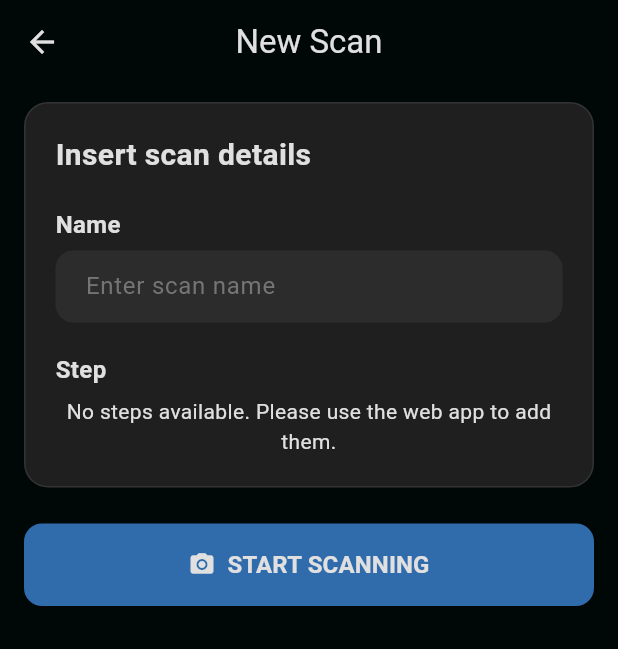
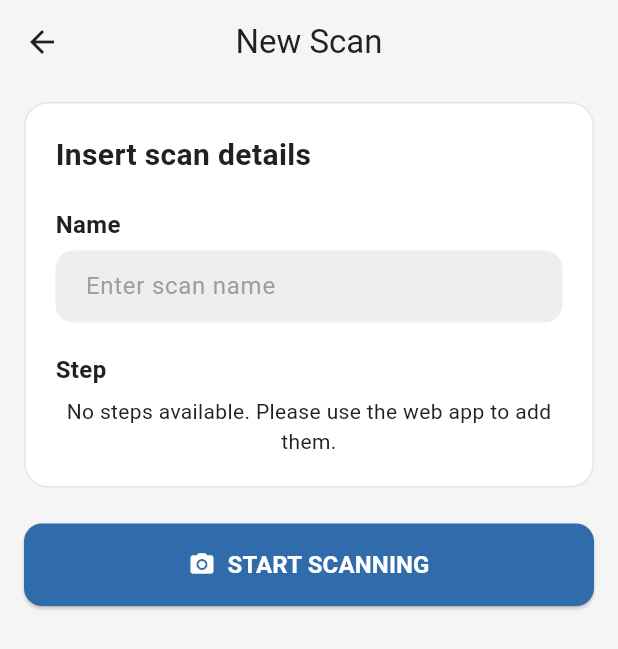
Before and after one commit to tomdevnut/pmdscomputervision, a Flutter app: the screen it shows once a user with an empty profile is signed in, after a tap on the "add" icon, on a phone screen of 412 x 824 dp. Shown: the top 649 px of the screen. Run offline on Flutter 3.47's test engine with Material 3 defaults, Android fonts, the phone set to English and light mode, and no system bars; our stand-ins replace cloud_firestore, file_picker, firebase_auth, firebase_core, firebase_messaging, firebase_storage and 1 more; missing offline and left inert: dart:js_interop, dart:ui_web; accounts and stored records are empty; network calls fail.

Commit message:
Update project paths and refactor color usage for improved UI consistency

```diff
--- a/src/flutter/cad_match/lib/main.dart
+++ b/src/flutter/cad_match/lib/main.dart
@@ -74,7 +74,7 @@ class MyApp extends StatelessWidget {
     return MaterialApp(
       title: 'CADmatch',
       debugShowCheckedModeBanner: false,
-      theme: ThemeData.dark(),
+      theme: ThemeData.light(),
       home: StreamBuilder<User?>(
         stream: FirebaseAuth.instance.authStateChanges(),
         builder: (context, snapshot) {
--- a/src/flutter/cad_match/lib/screens/forgot_password_page.dart
+++ b/src/flutter/cad_match/lib/screens/forgot_password_page.dart
@@ -65,7 +65,7 @@ class _ForgotPasswordPageState extends State<ForgotPasswordPage> {
           SnackBar(
             content: Text(
               message,
-              style: const TextStyle(color: AppColors.textPrimary),
+              style: const TextStyle(color: AppColors.buttonText),
             ),
             backgroundColor: AppColors.error,
             behavior: SnackBarBehavior.floating,
@@ -149,7 +149,7 @@ class _ForgotPasswordPageState extends State<ForgotPasswordPage> {
                   TextFormField(
                     controller: _emailController,
                     keyboardType: TextInputType.emailAddress,
-                    style: const TextStyle(color: Colors.white),
+                    style: const TextStyle(color: AppColors.textPrimary),
                     cursorColor: AppColors.primary,
                     onFieldSubmitted: (_) => _sendPasswordResetEmail(),
                     decoration: _inputDecoration('Email'),
--- a/src/flutter/cad_match/lib/screens/login_page.dart
+++ b/src/flutter/cad_match/lib/screens/login_page.dart
@@ -43,7 +43,7 @@ class _LoginPageState extends State<LoginPage> {
           SnackBar(
             content: const Text(
               'Login successful!',
-              style: TextStyle(color: AppColors.textPrimary),
+              style: TextStyle(color: AppColors.buttonText),
             ),
             backgroundColor: AppColors.success,
             behavior: SnackBarBehavior.floating,
@@ -73,7 +73,7 @@ class _LoginPageState extends State<LoginPage> {
           SnackBar(
             content: Text(
               message,
-              style: const TextStyle(color: AppColors.textPrimary),
+              style: const TextStyle(color: AppColors.buttonText),
             ),
             backgroundColor: AppColors.error,
             behavior: SnackBarBehavior.floating,
@@ -159,7 +159,7 @@ class _LoginPageState extends State<LoginPage> {
                   TextFormField(
                     controller: _emailController,
                     keyboardType: TextInputType.emailAddress,
-                      style: const TextStyle(color: Colors.white),
+                    style: const TextStyle(color: AppColors.textPrimary),
                     cursorColor: AppColors.primary,
                     onFieldSubmitted: (_) => _signIn(),
                     decoration: _inputDecoration('Email'),
@@ -178,7 +178,7 @@ class _LoginPageState extends State<LoginPage> {
                   TextFormField(
                     controller: _passwordController,
                     obscureText: true,
-                      style: const TextStyle(color: Colors.white),
+                    style: const TextStyle(color: AppColors.textPrimary),
                     cursorColor: AppColors.primary,
                     onFieldSubmitted: (_) => _signIn(),
                     decoration: _inputDecoration('Password'),
--- a/src/flutter/cad_match/lib/utils.dart
+++ b/src/flutter/cad_match/lib/utils.dart
@@ -1,45 +1,37 @@
 import 'package:flutter/material.dart';
+
 class AppColors {
-  static const Color primary = Color(
-    0xFF306BAC,
-  );
-  static const Color secondary = Color(
-    0xFF6F9CEB,
-  );
+  // Colori primari e secondari (mantenuti come richiesto)
+  static const Color primary = Color(0xFF306BAC);
+  static const Color secondary = Color(0xFF6F9CEB);
 
-  static const Color backgroundColor = Color(
-    0xFF000807,
-  );
-  static const Color cardBackground = Color(
-    0xFF1F1F1F,
-  );
-  static const Color textFieldBackground = Color(
-    0xFF2C2C2C,
-  );
+  // Sfondi
+  static const Color backgroundColor = Color(0xFFF5F5F5); // Grigio molto chiaro
+  static const Color cardBackground = Color(0xFFFFFFFF); // Bianco
+  static const Color textFieldBackground = Color(0xFFEEEEEE);
 
+  // Testi
   static const Color textPrimary = Color(
-    0xFFE0E0E0,
-  );
-  static const Color textSecondary = Color(
-    0xFFB0B0B0,
-  );
-  static const Color textHint = Color(
-    0xFF757575,
-  );
+    0xFF212121,
+  ); // Grigio scuro (quasi nero)
+  static const Color textSecondary = Color(0xFF616161); // Grigio medio-scuro
+  static const Color textHint = Color(0xFF9E9E9E); // Grigio per i placeholder
+  static const Color buttonText = Color(
+    0xFFFFFFFF,
+  ); // Bianco per il testo dei bottoni
 
+  // Altri elementi UI
   static const Color unselected = Color(
-    0xFF424242,
-  );
+    0xFFBDBDBD,
+  ); // Grigio per elementi non selezionati
+  static const Color boxborder = Color(
+    0x1A000000,
+  ); // Bordo nero con bassa opacità
 
-  static const Color error = Color(
-    0xFFD94451,
-  );
-  static const Color success = Color(
-    0xFF03A411,
-  );
+  // Colori semantici
+  static const Color error = Color(0xFFD94451);
+  static const Color success = Color(0xFF03A411);
   static const Color warning = Color(0xFFFFDB3B);
-  static const Color boxborder = Color(
-    0x1AE0E0E0);
 }
 
 Widget buildHeader(String title) {
@@ -56,10 +48,10 @@ Widget buildHeader(String title) {
   );
 }
 
-// funzione per costruire un campo di dettaglio in modo coerente
 Widget cardField(String label, String value, IconData? icon) {
-  return Row (children: [
-  Icon( icon ?? Icons.chevron_right, color: AppColors.secondary, size: 16),
+  return Row(
+    children: [
+      Icon(icon ?? Icons.chevron_right, color: AppColors.secondary, size: 16),
       const SizedBox(width: 15),
       Column(
         crossAxisAlignment: CrossAxisAlignment.start,
@@ -82,7 +74,9 @@ Widget cardField(String label, String value, IconData? icon) {
             ),
           ),
         ],
-  )]);
+      ),
+    ],
+  );
 }
 
 Widget buildButton(
@@ -97,7 +91,7 @@ Widget buildButton(
       onPressed: onPressed,
       style: ElevatedButton.styleFrom(
         backgroundColor: color ?? AppColors.primary,
-        foregroundColor: AppColors.textPrimary,
+        foregroundColor: AppColors.buttonText,
         padding: const EdgeInsets.symmetric(vertical: 16),
         shape: RoundedRectangleBorder(borderRadius: BorderRadius.circular(12)),
       ),
@@ -105,7 +99,7 @@ Widget buildButton(
         mainAxisAlignment: MainAxisAlignment.center,
         children: [
           if (icon != null) ...[
-            Icon(icon, color: AppColors.textPrimary),
+            Icon(icon, color: AppColors.buttonText),
             const SizedBox(width: 8),
           ],
           Text(
@@ -118,7 +112,6 @@ Widget buildButton(
   );
 }
 
-// funzione per mappare lo stato in una stringa leggibile
 String getStatusString(int status) {
   switch (status) {
     case 2:
@@ -132,26 +125,20 @@ String getStatusString(int status) {
   }
 }
 
-// Dialogo di conferma per l'eliminazione
 Future<void> showConfirmationDialog(
   BuildContext context,
   String message,
-  Function onConfirm,
-  {
+  Function onConfirm, {
   String title = 'Confirm Deletion',
   String confirmText = 'Delete',
   String cancelText = 'Cancel',
-  }
-) {
+}) {
   return showDialog<void>(
     context: context,
-    barrierDismissible: false, // L'utente deve premere un bottone
+    barrierDismissible: false,
     builder: (BuildContext dialogContext) {
       return AlertDialog(
-        title: Text(
-          title,
-          style: TextStyle(color: AppColors.textPrimary),
-        ),
+        title: Text(title, style: TextStyle(color: AppColors.textPrimary)),
         content: Text(message, style: TextStyle(color: AppColors.textHint)),
         backgroundColor: AppColors.cardBackground,
         shape: RoundedRectangleBorder(borderRadius: BorderRadius.circular(12)),
@@ -169,28 +156,26 @@ Future<void> showConfirmationDialog(
             onPressed: () async {
               try {
                 await onConfirm();
-                // Mostra un messaggio di successo e chiudi i pop-up/pagine
                 if (dialogContext.mounted) {
                   ScaffoldMessenger.of(dialogContext).showSnackBar(
                     const SnackBar(
                       content: Text(
-                        'Successfully deleted!',
-                        style: TextStyle(color: AppColors.textPrimary),
+                        'Success!',
+                        style: TextStyle(color: AppColors.buttonText),
                       ),
                       backgroundColor: AppColors.success,
                     ),
                   );
-                  Navigator.of(dialogContext).pop(); // Chiude il dialogo
-                  Navigator.of(context).pop(); // Chiude la pagina
+                  Navigator.of(dialogContext).pop();
+                  Navigator.of(context).pop();
                 }
               } catch (e) {
-                // Mostra un messaggio di errore
                 if (dialogContext.mounted) {
                   ScaffoldMessenger.of(dialogContext).showSnackBar(
                     SnackBar(
                       content: Text(
-                        'Failed to delete: $e',
-                        style: TextStyle(color: AppColors.textPrimary),
+                        'Failed: $e',
+                        style: TextStyle(color: AppColors.buttonText),
                       ),
                       backgroundColor: AppColors.error,
                     ),
```
Also changed, not shown: 2 other files. Lines whose indentation alone changed are shown as unchanged.
